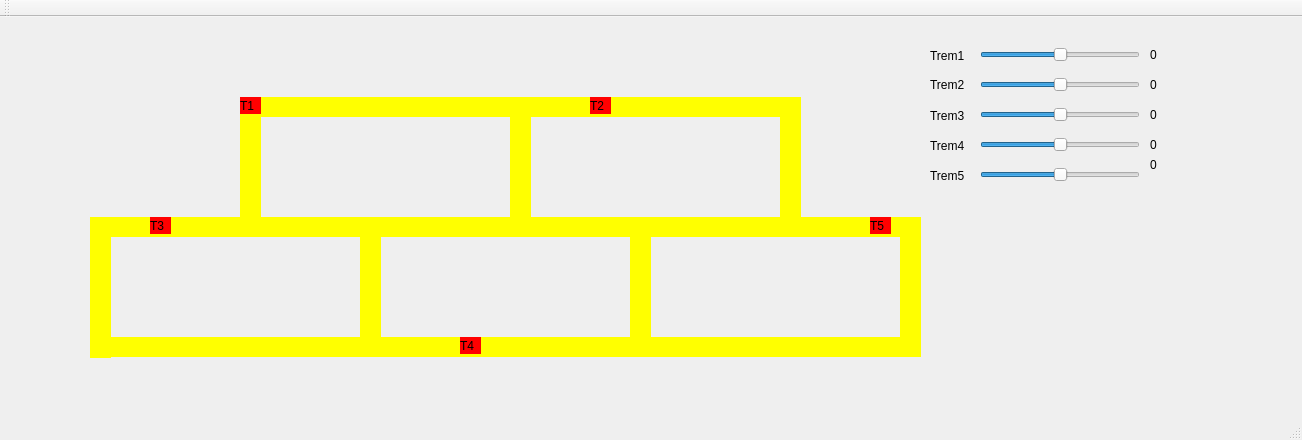
First picture: the form in mainwindow.ui, repository odailsono2/OSII_TREM, before the edit.
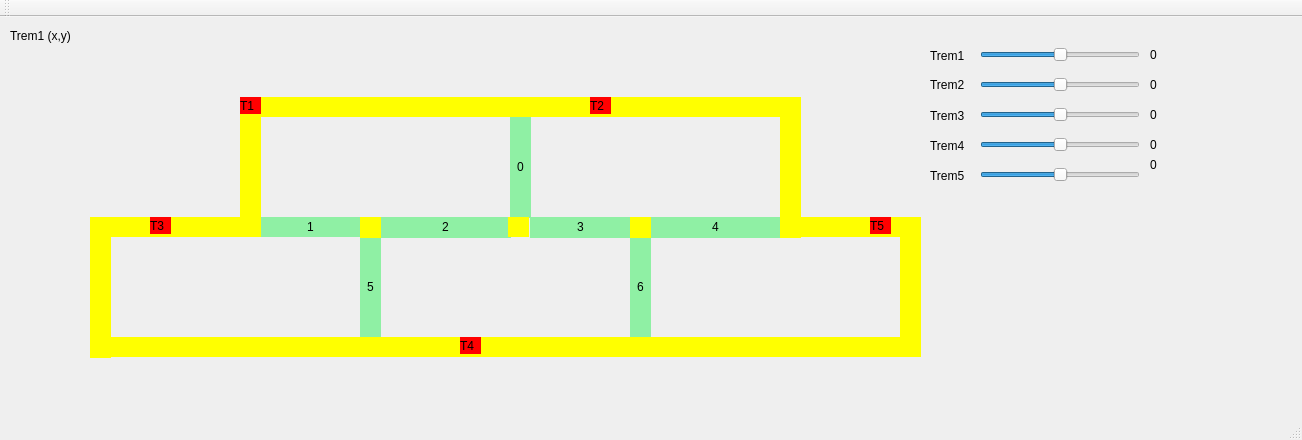
Second picture: the form after the edit.

Diff of the .ui file:
```diff
--- a/mainwindow.ui
+++ b/mainwindow.ui
@@ -46,22 +46,6 @@
      <string/>
     </property>
    </widget>
-   <widget class="QLabel" name="label_trilho2b">
-    <property name="geometry">
-     <rect>
-      <x>510</x>
-      <y>80</y>
-      <width>21</width>
-      <height>120</height>
-     </rect>
-    </property>
-    <property name="styleSheet">
-     <string notr="true">QLabel { background: yellow}</string>
-    </property>
-    <property name="text">
-     <string/>
-    </property>
-   </widget>
    <widget class="QLabel" name="label_trilho1b">
     <property name="geometry">
      <rect>
@@ -84,7 +68,7 @@
       <x>780</x>
       <y>80</y>
       <width>21</width>
-      <height>137</height>
+      <height>141</height>
      </rect>
     </property>
     <property name="styleSheet">
@@ -113,9 +97,9 @@
    <widget class="QLabel" name="label_trilho4a">
     <property name="geometry">
      <rect>
-      <x>379</x>
+      <x>508</x>
       <y>200</y>
-      <width>270</width>
+      <width>21</width>
       <height>20</height>
      </rect>
     </property>
@@ -164,7 +148,7 @@
       <x>360</x>
       <y>200</y>
       <width>21</width>
-      <height>121</height>
+      <height>21</height>
      </rect>
     </property>
     <property name="styleSheet">
@@ -206,28 +190,12 @@
      <string>T3</string>
     </property>
    </widget>
-   <widget class="QLabel" name="label_trilho5a">
-    <property name="geometry">
-     <rect>
-      <x>630</x>
-      <y>200</y>
-      <width>291</width>
-      <height>20</height>
-     </rect>
-    </property>
-    <property name="styleSheet">
-     <string notr="true">QLabel { background: yellow}</string>
-    </property>
-    <property name="text">
-     <string/>
-    </property>
-   </widget>
    <widget class="QLabel" name="label_trilho3a">
     <property name="geometry">
      <rect>
       <x>90</x>
       <y>200</y>
-      <width>270</width>
+      <width>171</width>
       <height>20</height>
      </rect>
     </property>
@@ -260,7 +228,7 @@
       <x>630</x>
       <y>200</y>
       <width>21</width>
-      <height>137</height>
+      <height>21</height>
      </rect>
     </property>
     <property name="styleSheet">
@@ -571,6 +539,155 @@
      <string>0</string>
     </property>
    </widget>
+   <widget class="QLabel" name="mtxlabel1">
+    <property name="geometry">
+     <rect>
+      <x>510</x>
+      <y>100</y>
+      <width>21</width>
+      <height>101</height>
+     </rect>
+    </property>
+    <property name="styleSheet">
+     <string notr="true">background-color: rgb(143, 240, 164);</string>
+    </property>
+    <property name="text">
+     <string>&lt;html&gt;&lt;head/&gt;&lt;body&gt;&lt;p align=&quot;center&quot;&gt;0&lt;/p&gt;&lt;/body&gt;&lt;/html&gt;</string>
+    </property>
+   </widget>
+   <widget class="QLabel" name="mtxlabel2">
+    <property name="geometry">
+     <rect>
+      <x>260</x>
+      <y>200</y>
+      <width>101</width>
+      <height>20</height>
+     </rect>
+    </property>
+    <property name="styleSheet">
+     <string notr="true">background-color: rgb(143, 240, 164);</string>
+    </property>
+    <property name="text">
+     <string>&lt;html&gt;&lt;head/&gt;&lt;body&gt;&lt;p align=&quot;center&quot;&gt;1&lt;/p&gt;&lt;/body&gt;&lt;/html&gt;</string>
+    </property>
+   </widget>
+   <widget class="QLabel" name="mtxlabel3">
+    <property name="geometry">
+     <rect>
+      <x>380</x>
+      <y>200</y>
+      <width>131</width>
+      <height>21</height>
+     </rect>
+    </property>
+    <property name="styleSheet">
+     <string notr="true">background-color: rgb(143, 240, 164);</string>
+    </property>
+    <property name="text">
+     <string>&lt;html&gt;&lt;head/&gt;&lt;body&gt;&lt;p align=&quot;center&quot;&gt;2&lt;/p&gt;&lt;/body&gt;&lt;/html&gt;</string>
+    </property>
+   </widget>
+   <widget class="QLabel" name="mtxlabel4">
+    <property name="geometry">
+     <rect>
+      <x>530</x>
+      <y>200</y>
+      <width>101</width>
+      <height>21</height>
+     </rect>
+    </property>
+    <property name="styleSheet">
+     <string notr="true">background-color: rgb(143, 240, 164);</string>
+    </property>
+    <property name="text">
+     <string>&lt;html&gt;&lt;head/&gt;&lt;body&gt;&lt;p align=&quot;center&quot;&gt;3&lt;/p&gt;&lt;/body&gt;&lt;/html&gt;</string>
+    </property>
+   </widget>
+   <widget class="QLabel" name="mtxlabel7">
+    <property name="geometry">
+     <rect>
+      <x>630</x>
+      <y>220</y>
+      <width>21</width>
+      <height>101</height>
+     </rect>
+    </property>
+    <property name="styleSheet">
+     <string notr="true">background-color: rgb(143, 240, 164);</string>
+    </property>
+    <property name="text">
+     <string>&lt;html&gt;&lt;head/&gt;&lt;body&gt;&lt;p align=&quot;center&quot;&gt;6&lt;/p&gt;&lt;/body&gt;&lt;/html&gt;</string>
+    </property>
+   </widget>
+   <widget class="QLabel" name="mtxlabel6">
+    <property name="geometry">
+     <rect>
+      <x>360</x>
+      <y>220</y>
+      <width>21</width>
+      <height>101</height>
+     </rect>
+    </property>
+    <property name="styleSheet">
+     <string notr="true">background-color: rgb(143, 240, 164);</string>
+    </property>
+    <property name="text">
+     <string>&lt;html&gt;&lt;head/&gt;&lt;body&gt;&lt;p align=&quot;center&quot;&gt;5&lt;/p&gt;&lt;/body&gt;&lt;/html&gt;</string>
+    </property>
+   </widget>
+   <widget class="QLabel" name="mtxlabel5">
+    <property name="geometry">
+     <rect>
+      <x>650</x>
+      <y>200</y>
+      <width>131</width>
+      <height>21</height>
+     </rect>
+    </property>
+    <property name="styleSheet">
+     <string notr="true">background-color: rgb(143, 240, 164);</string>
+    </property>
+    <property name="text">
+     <string>&lt;html&gt;&lt;head/&gt;&lt;body&gt;&lt;p align=&quot;center&quot;&gt;4&lt;/p&gt;&lt;/body&gt;&lt;/html&gt;</string>
+    </property>
+   </widget>
+   <widget class="QLabel" name="LTREM1">
+    <property name="geometry">
+     <rect>
+      <x>10</x>
+      <y>10</y>
+      <width>161</width>
+      <height>17</height>
+     </rect>
+    </property>
+    <property name="text">
+     <string>Trem1 (x,y) </string>
+    </property>
+   </widget>
+   <widget class="QLabel" name="label_trilho4a_2">
+    <property name="geometry">
+     <rect>
+      <x>800</x>
+      <y>200</y>
+      <width>111</width>
+      <height>20</height>
+     </rect>
+    </property>
+    <property name="styleSheet">
+     <string notr="true">QLabel { background: yellow}</string>
+    </property>
+    <property name="text">
+     <string/>
+    </property>
+   </widget>
+   <zorder>mtxlabel7</zorder>
+   <zorder>label_trilho4a_2</zorder>
+   <zorder>mtxlabel6</zorder>
+   <zorder>mtxlabel5</zorder>
+   <zorder>mtxlabel4</zorder>
+   <zorder>mtxlabel3</zorder>
+   <zorder>mtxlabel2</zorder>
+   <zorder>mtxlabel1</zorder>
    <zorder>label_trilho3a</zorder>
    <zorder>label_trilho1a</zorder>
    <zorder>label_trilho2b</zorder>
```
Left out of the diff: 3 changed lines with no effect on the pictures.
